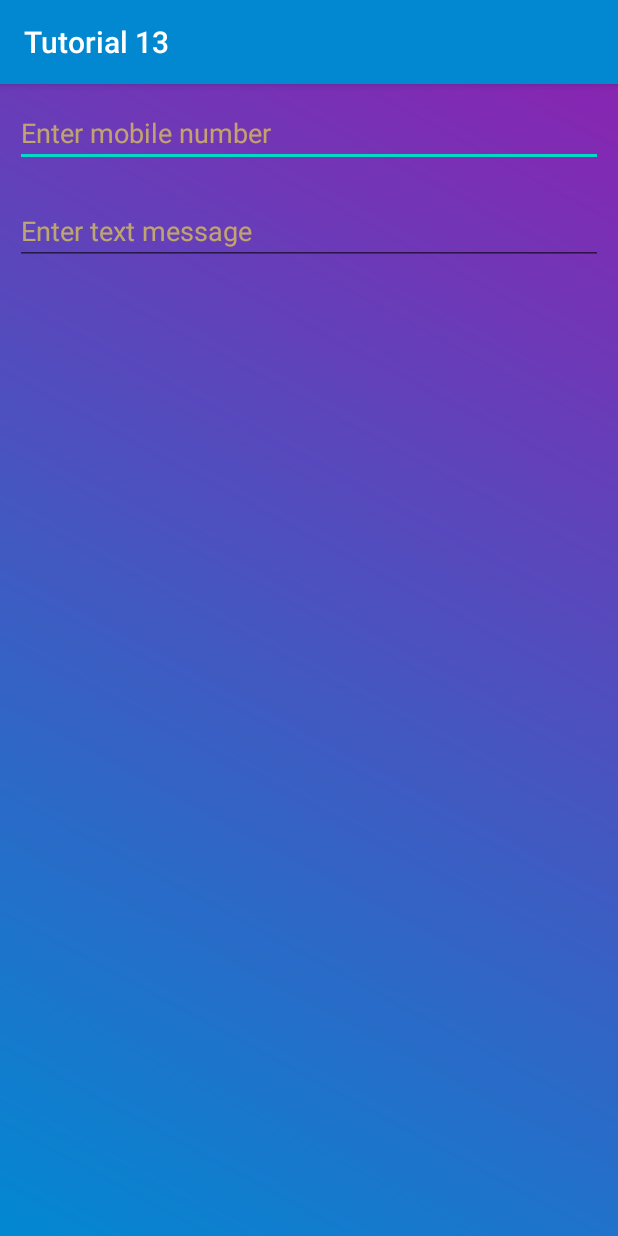
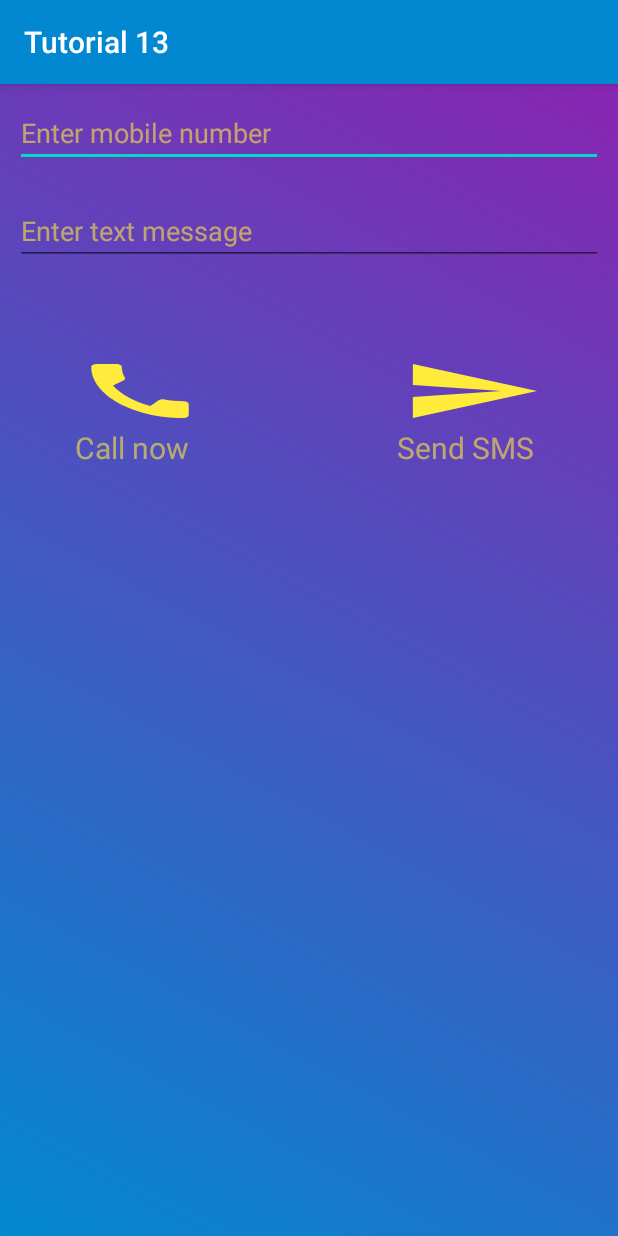
Before and after one commit to TheChiragRathod/Android_Tutorial_13, an Android app: the screen it shows after launch (MainActivity), on a phone screen of 412 x 824 dp. Run offline under Robolectric (Android 15) with nearby library versions, the phone set to English and light mode, and no system bars.

Commit message:
added two buttons for call and sms.

```diff
--- /dev/null
+++ b/app/src/main/res/drawable/icon_call.xml
@@ -0,0 +1,5 @@
+<vector android:height="24dp" android:tint="#FFEB3B"
+    android:viewportHeight="24" android:viewportWidth="24"
+    android:width="24dp" xmlns:android="http://schemas.android.com/apk/res/android">
+    <path android:fillColor="@android:color/white" android:pathData="M20.01,15.38c-1.23,0 -2.42,-0.2 -3.53,-0.56 -0.35,-0.12 -0.74,-0.03 -1.01,0.24l-1.57,1.97c-2.83,-1.35 -5.48,-3.9 -6.89,-6.83l1.95,-1.66c0.27,-0.28 0.35,-0.67 0.24,-1.02 -0.37,-1.11 -0.56,-2.3 -0.56,-3.53 0,-0.54 -0.45,-0.99 -0.99,-0.99H4.19C3.65,3 3,3.24 3,3.99 3,13.28 10.73,21 20.01,21c0.71,0 0.99,-0.63 0.99,-1.18v-3.45c0,-0.54 -0.45,-0.99 -0.99,-0.99z"/>
+</vector>
--- /dev/null
+++ b/app/src/main/res/drawable/icon_send_sms.xml
@@ -0,0 +1,5 @@
+<vector android:height="24dp" android:tint="#FFEB3B"
+    android:viewportHeight="24" android:viewportWidth="24"
+    android:width="24dp" xmlns:android="http://schemas.android.com/apk/res/android">
+    <path android:fillColor="@android:color/white" android:pathData="M2.01,21L23,12 2.01,3 2,10l15,2 -15,2z"/>
+</vector>
--- a/app/src/main/res/layout/activity_main.xml
+++ b/app/src/main/res/layout/activity_main.xml
@@ -37,5 +37,66 @@
             android:maxLines="3"
             android:textColor="@color/colorText"
             android:textColorHint="@color/colorTextHidden" />
+
+        <LinearLayout
+            android:layout_width="match_parent"
+            android:layout_height="wrap_content"
+            android:layout_marginTop="50dp"
+            android:orientation="horizontal">
+
+            <Button
+                android:id="@+id/button2"
+                android:layout_width="80dp"
+                android:layout_height="wrap_content"
+                android:layout_marginLeft="50dp"
+                android:layout_weight="1"
+                android:background="@drawable/icon_call" />
+
+            <Space
+                android:layout_width="124dp"
+                android:layout_height="match_parent"
+                android:layout_weight="1" />
+
+            <Button
+                android:id="@+id/button3"
+                android:layout_width="wrap_content"
+                android:layout_height="wrap_content"
+                android:layout_marginRight="50dp"
+                android:layout_weight="1"
+                android:background="@drawable/icon_send_sms" />
+        </LinearLayout>
+
+        <LinearLayout
+            android:layout_width="match_parent"
+            android:layout_height="wrap_content"
+            android:orientation="horizontal">
+
+            <TextView
+                android:id="@+id/txthintCall"
+                android:layout_width="80dp"
+                android:layout_height="wrap_content"
+                android:layout_marginLeft="50dp"
+                android:layout_weight="1"
+                android:text="Call now"
+                android:textColor="@color/colorTextHidden"
+                android:textColorHint="@color/colorTextHidden"
+                android:textSize="20dp" />
+
+            <Space
+                android:layout_width="124dp"
+                android:layout_height="match_parent"
+                android:layout_weight="1" />
+
+            <TextView
+                android:id="@+id/txthintSMS"
+                android:layout_width="wrap_content"
+                android:layout_height="wrap_content"
+                android:layout_marginRight="50dp"
+                android:layout_weight="1"
+                android:text="Send SMS"
+                android:textColor="@color/colorTextHidden"
+                android:textSize="20dp" />
+        </LinearLayout>
+
     </LinearLayout>
 </androidx.constraintlayout.widget.ConstraintLayout>
```
